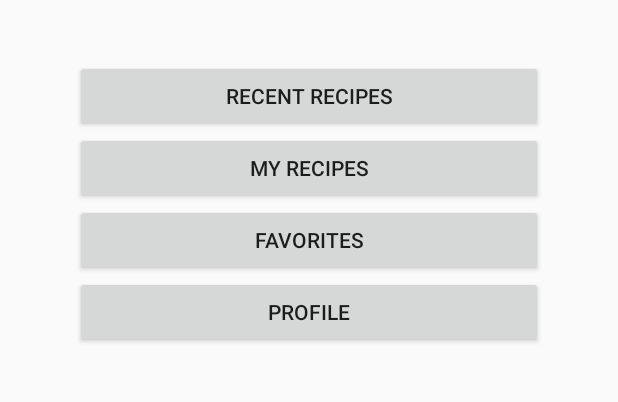
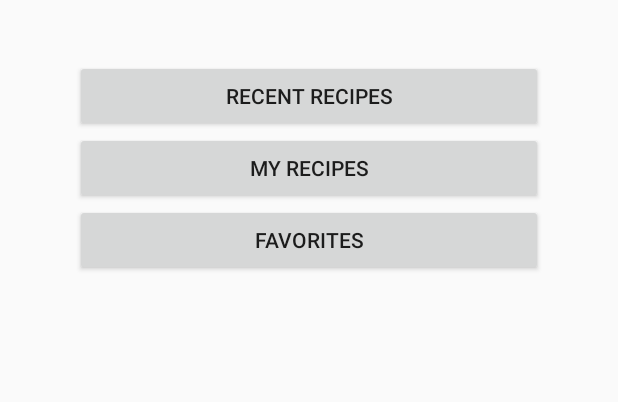
Before and after one commit to ryuhikari/MjilkMjecipes, an Android app: the MainActivity screen opened directly, with no data from a screen before it, on a phone screen of 412 x 824 dp, the part 384-786 px from its top. Run offline under Robolectric (Android 15) with nearby library versions, the phone set to English and light mode, and no system bars.

Commit message:
Changed profile button to action bar, disabled settings and finished details

```diff
--- a/app/src/main/java/se/ju/taun15a16/group5/mjilkmjecipes/MainActivity.java
+++ b/app/src/main/java/se/ju/taun15a16/group5/mjilkmjecipes/MainActivity.java
@@ -24,9 +24,6 @@ public class MainActivity extends MainMenu {
 
         Button btnFavorites = (Button) findViewById(R.id.button_main_favorites);
         btnFavorites.setOnClickListener(view -> launchFavoritesActivity(null));
-
-        Button btnProfile =(Button) findViewById(R.id.button_main_profile);
-        btnProfile.setOnClickListener(view -> launchProfileActivity(null));
 
         /*
         Button btnCamera = new Button(this);
@@ -79,9 +76,4 @@ public class MainActivity extends MainMenu {
         intent.putExtra(ShowRecipeListActivity.EXTRA_TYPE, ShowRecipeListActivity.EXTRA_FAVORITES);
         startActivity(intent);
     }
-
-    public void launchProfileActivity(View view){
-        Intent intent = new Intent(this, ProfileActivity.class);
-        startActivity(intent);
-    }
 }
--- a/app/src/main/java/se/ju/taun15a16/group5/mjilkmjecipes/MainMenu.java
+++ b/app/src/main/java/se/ju/taun15a16/group5/mjilkmjecipes/MainMenu.java
@@ -47,8 +47,13 @@ public class MainMenu extends AppCompatActivity {
                 onSearchRequested();
                 return true;
 
+            case R.id.item_profile:
+                launchProfileActivity(null);
+                return true;
+
             case R.id.item_settings:
                 return true;
+
             case R.id.item_log_out:
                 AccountManager.getInstance().logout(getApplicationContext());
                 Toast.makeText(getApplicationContext(), R.string.facebook_logout_successful_notify, Toast.LENGTH_SHORT).show();
@@ -69,4 +74,9 @@ public class MainMenu extends AppCompatActivity {
         Intent intent = new Intent(this, LogInActivity.class);
         startActivity(intent);
     }
+
+    public void launchProfileActivity(View view){
+        Intent intent = new Intent(this, ProfileActivity.class);
+        startActivity(intent);
+    }
 }
--- a/app/src/main/res/layout/activity_main.xml
+++ b/app/src/main/res/layout/activity_main.xml
@@ -41,12 +41,6 @@
             android:layout_height="wrap_content"
             android:id="@+id/button_main_favorites" />
 
-        <Button
-            android:text="@string/btn_main_profile"
-            android:layout_width="match_parent"
-            android:layout_height="wrap_content"
-            android:id="@+id/button_main_profile" />
-
 
     </LinearLayout>
 </ScrollView>
--- a/app/src/main/res/menu/menu_main.xml
+++ b/app/src/main/res/menu/menu_main.xml
@@ -12,10 +12,15 @@
         android:actionViewClass="android.widget.SearchView"
         android:icon="@android:drawable/ic_menu_search"
         app:showAsAction="collapseActionView|ifRoom" />
+    <item android:title="@string/text_menu_profile"
+        android:id="@+id/item_profile"
+        android:icon="@android:drawable/ic_menu_info_details"
+        app:showAsAction="never" />
     <item android:title="@string/text_menu_settings"
         android:id="@+id/item_settings"
         android:icon="@android:drawable/ic_menu_preferences"
-        app:showAsAction="never" />
+        android:enabled="false"
+        android:visible="false" />
     <item android:title="@string/text_menu_logout"
         android:id="@+id/item_log_out"
         android:icon="@android:drawable/ic_menu_revert"
--- a/app/src/main/res/values/strings.xml
+++ b/app/src/main/res/values/strings.xml
@@ -22,6 +22,7 @@
     <string name="text_menu_settings">Settings</string>
     <string name="text_menu_new_comment">New comment</string>
     <string name="text_menu_logout">Log out</string>
+    <string name="text_menu_profile">Profile</string>
 
     <string name="text_menu_edit">Edit Recipe</string>
     <string name="text_menu_delete">Delete Recipe</string>
```
